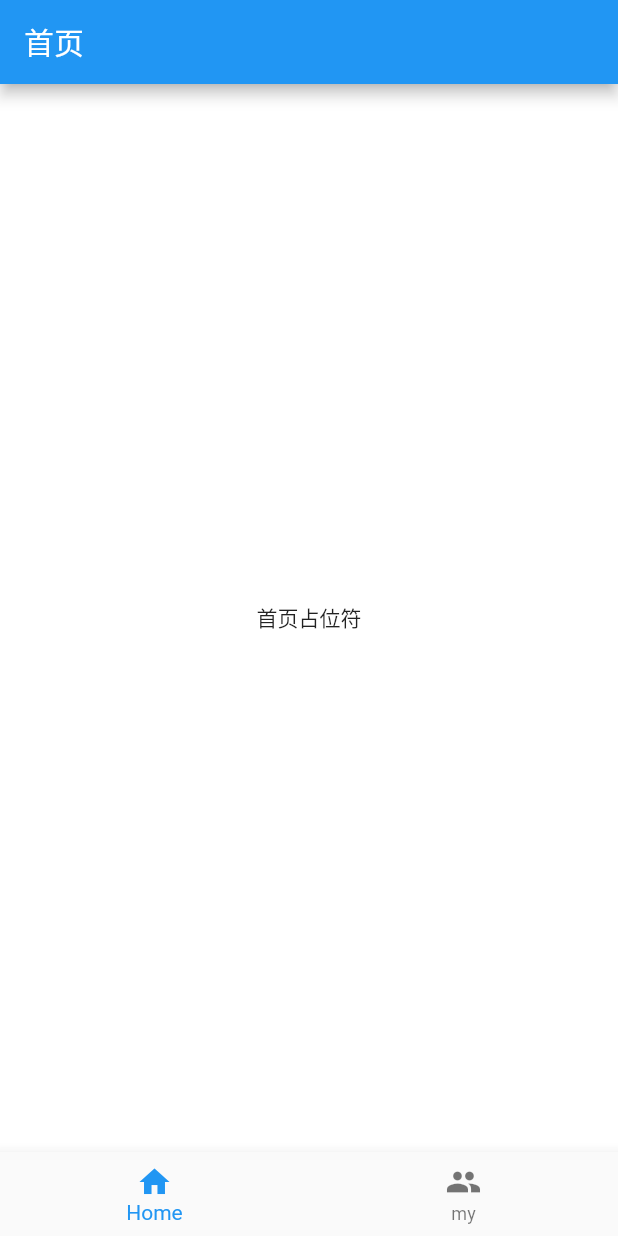
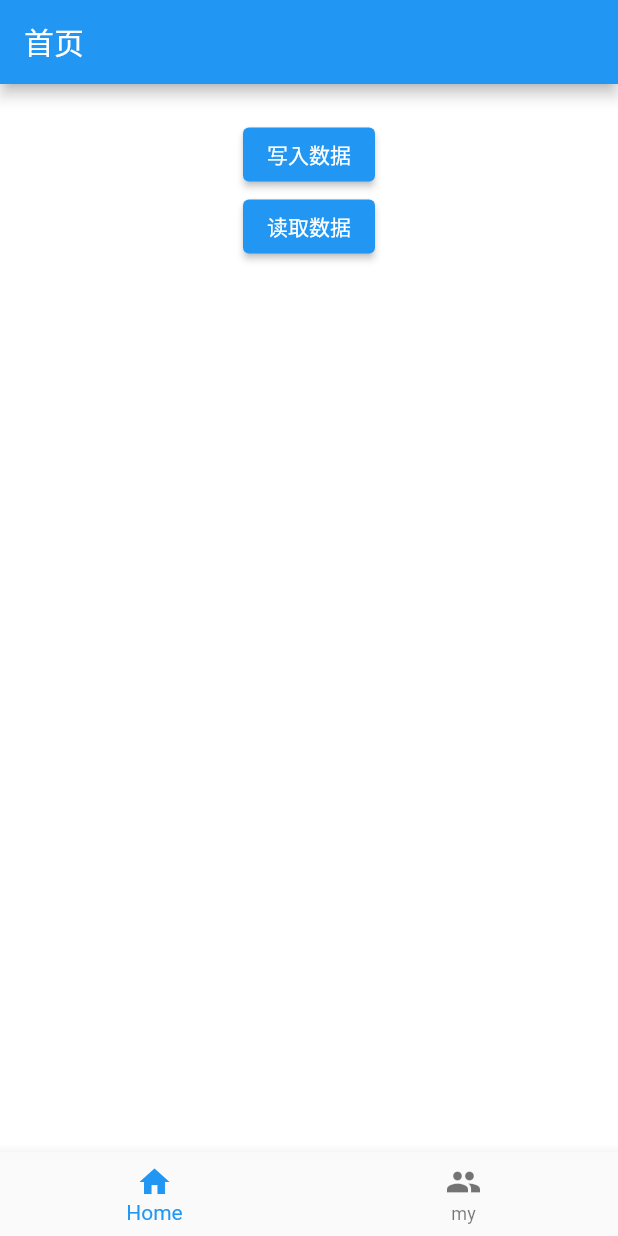
Before and after one commit to liu-peiyu/flutter-starter, a Flutter app: the screen it shows after launch, on a phone screen of 412 x 824 dp. Run offline on Flutter 3.47's test engine with Material 2 defaults, Android fonts, the phone set to English and light mode, and no system bars; our stand-ins replace shared_preferences.

```diff
--- /dev/null
+++ b/lib/constant.dart
@@ -0,0 +1 @@
+const String accessToken = "accessToken";
--- a/lib/main.dart
+++ b/lib/main.dart
@@ -17,6 +17,7 @@ class _StartAppState extends State<StartApp> {
   @override
   Widget build(BuildContext context) {
     return MaterialApp(
+        // debugShowCheckedModeBanner: false,
         title: 'FlutterStarter',
         theme: ThemeData(
           primarySwatch: Colors.blue,
--- a/lib/tabs/home_widget.dart
+++ b/lib/tabs/home_widget.dart
@@ -1,4 +1,8 @@
 import 'package:flutter/material.dart';
+
+import 'package:shared_preferences/shared_preferences.dart';
+
+import '../constant.dart';
 
 class HomeWidget extends StatefulWidget {
   const HomeWidget({Key? key}) : super(key: key);
@@ -8,6 +12,32 @@ class HomeWidget extends StatefulWidget {
 }
 
 class HomeWidgetState extends State<HomeWidget> {
+  final Future<SharedPreferences> _prefs = SharedPreferences.getInstance();
+
+  String _token = "";
+
+  Future<void> setToken(String value) async {
+    bool flag = await _prefs.then((SharedPreferences prefs) {
+      return prefs.setString(accessToken, value);
+    });
+    print(flag);
+  }
+
+  Future<void> getToken() async {
+    String token = await _prefs.then((SharedPreferences prefs) {
+      return prefs.getString(accessToken) ?? "";
+    });
+    setState(() {
+      _token = token;
+    });
+  }
+
+  @override
+  void initState() {
+    super.initState();
+    getToken();
+  }
+
   @override
   Widget build(BuildContext context) {
     return Container(
@@ -19,8 +49,21 @@ class HomeWidgetState extends State<HomeWidget> {
       color: Colors.white,
       //居中
       alignment: Alignment.center,
-      child: const Center(
-        child: Text("首页占位符"),
+      child: Column(
+        children: <Widget>[
+          Text(
+            _token,
+            style: const TextStyle(fontSize: 20),
+          ),
+          ElevatedButton(
+            child: const Text('写入数据'),
+            onPressed: () => setToken(DateTime.now().toString()),
+          ),
+          ElevatedButton(
+            child: const Text('读取数据'),
+            onPressed: getToken,
+          ),
+        ],
       ),
     );
   }
--- a/pubspec.yaml
+++ b/pubspec.yaml
@@ -1,4 +1,4 @@
-name: flutter_demo
+name: flutter_starter
 description: A new Flutter project.
 
 # The following line prevents the package from being accidentally published to
@@ -34,6 +34,7 @@ dependencies:
   # The following adds the Cupertino Icons font to your application.
   # Use with the CupertinoIcons class for iOS style icons.
   cupertino_icons: ^1.0.2
+  shared_preferences: ^2.0.13
 
 dev_dependencies:
   flutter_test:
@@ -46,7 +47,7 @@ dev_dependencies:
   # rules and activating additional ones.
   flutter_lints: ^1.0.0
 
-# For information on the generic Dart part of this file, see the
+# For information on the generic Dart part of this file, see theR
 # following page: https://dart.dev/tools/pub/pubspec
 
 # The following section is specific to Flutter.
```
Also changed, not shown: pubspec.lock.
